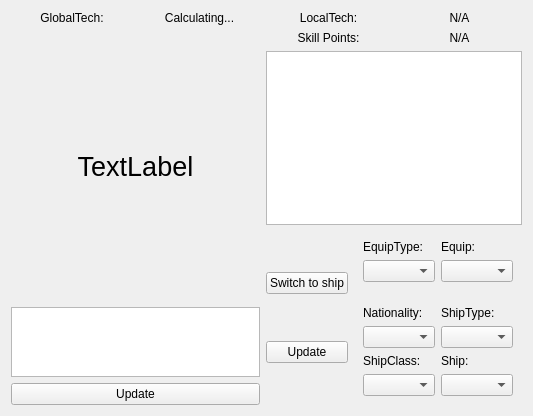
Above: FleetMemories/ClientGUI/ui/techview.ui from ibicdlcod/GuoMuoRuoProject before the change. Below: the same form after it.
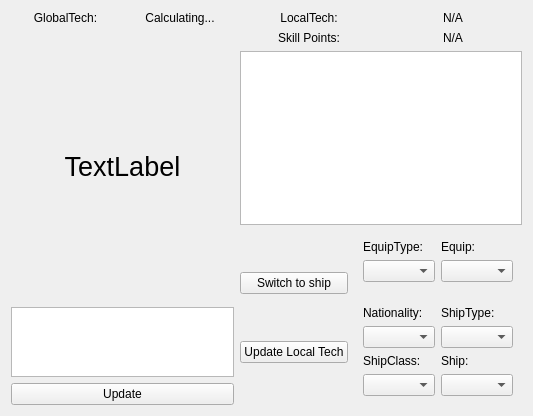
That is the form after the change.

Diff of the .ui file:
```diff
--- a/FleetMemories/ClientGUI/ui/techview.ui
+++ b/FleetMemories/ClientGUI/ui/techview.ui
@@ -153,7 +153,7 @@
          <item>
           <widget class="QPushButton" name="updateLocal">
            <property name="text">
-            <string id="techview-update-local">Update</string>
+            <string id="techview-update-local">Update Local Tech</string>
            </property>
           </widget>
          </item>
```
